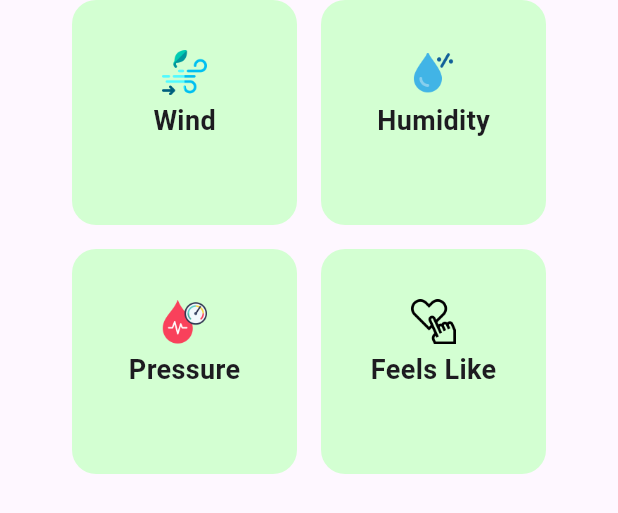
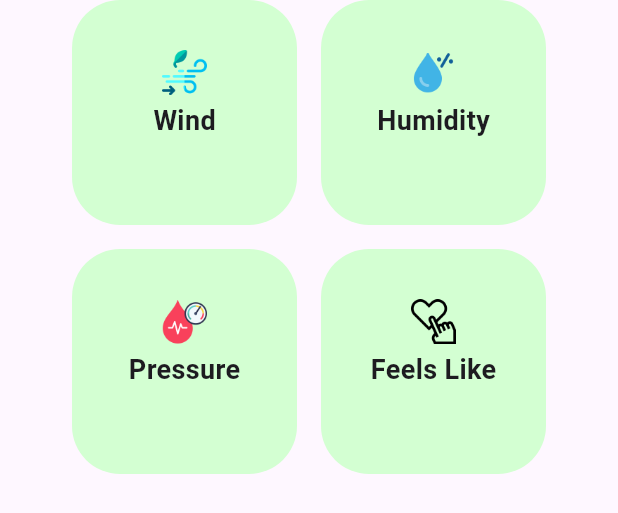
Before and after one commit to muzzammil763/weather_app, a Flutter app: what additionalInformation() shows on an empty page, opened directly with empty values, on a phone screen of 412 x 824 dp. Shown: the top 513 px of the screen. Run offline on Flutter 3.47's test engine with Material 3 defaults, Android fonts, the phone set to English and light mode, and no system bars; our stand-ins replace google_fonts; network calls fail.

Commit message:
some more changes & adding in ui

```diff
--- a/lib/Widgets/additional_information.dart
+++ b/lib/Widgets/additional_information.dart
@@ -16,7 +16,7 @@ Widget additionalInformation(
                 width: double.infinity,
                 height: 150,
                 decoration: BoxDecoration(
-                  borderRadius: BorderRadius.circular(16),
+                  borderRadius: BorderRadius.circular(32),
                   color: const Color(0xffd3ffd2),
                 ),
                 child: Column(
@@ -57,7 +57,7 @@ Widget additionalInformation(
                 width: double.infinity,
                 height: 150,
                 decoration: BoxDecoration(
-                  borderRadius: BorderRadius.circular(16),
+                  borderRadius: BorderRadius.circular(32),
                   color: const Color(0xffd3ffd2),
                 ),
                 child: Column(
@@ -102,7 +102,7 @@ Widget additionalInformation(
                 width: double.infinity,
                 height: 150,
                 decoration: BoxDecoration(
-                  borderRadius: BorderRadius.circular(16),
+                  borderRadius: BorderRadius.circular(32),
                   color: const Color(0xffd3ffd2),
                 ),
                 child: Column(
@@ -143,7 +143,7 @@ Widget additionalInformation(
                 width: double.infinity,
                 height: 150,
                 decoration: BoxDecoration(
-                  borderRadius: BorderRadius.circular(16),
+                  borderRadius: BorderRadius.circular(32),
                   color: const Color(0xffd3ffd2),
                 ),
                 child: Column(
```
Also changed, not shown: lib/Screens/homepage.dart (+9 -13 lines), lib/Widgets/current_weather.dart (+32 -4 lines).
